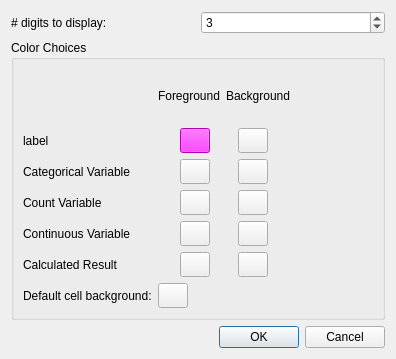
The window that preferences_dlg.ui (gdietz/OpenMEE) describes before a commit, drawn with Qt 5.
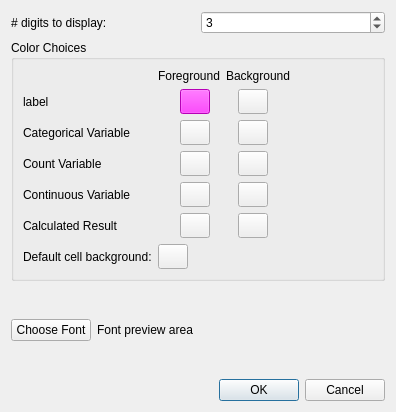
The same window after the commit.

Patch:
```diff
--- a/preferences_dlg.ui
+++ b/preferences_dlg.ui
@@ -7,7 +7,7 @@
     <x>0</x>
     <y>0</y>
     <width>396</width>
-    <height>359</height>
+    <height>412</height>
    </rect>
   </property>
   <property name="palette">
@@ -400,6 +400,37 @@
      </layout>
     </widget>
    </item>
+   <item>
+    <layout class="QHBoxLayout" name="horizontalLayout_7">
+     <item>
+      <widget class="QPushButton" name="choose_font_btn">
+       <property name="text">
+        <string>Choose Font</string>
+       </property>
+      </widget>
+     </item>
+     <item>
+      <widget class="QLabel" name="font_preview_lbl">
+       <property name="text">
+        <string>Font preview area</string>
+       </property>
+      </widget>
+     </item>
+     <item>
+      <spacer name="horizontalSpacer_2">
+       <property name="orientation">
+        <enum>Qt::Horizontal</enum>
+       </property>
+       <property name="sizeHint" stdset="0">
+        <size>
+         <width>40</width>
+         <height>20</height>
+        </size>
+       </property>
+      </spacer>
+     </item>
+    </layout>
+   </item>
    <item>
     <widget class="QDialogButtonBox" name="buttonBox">
      <property name="orientation">
```
